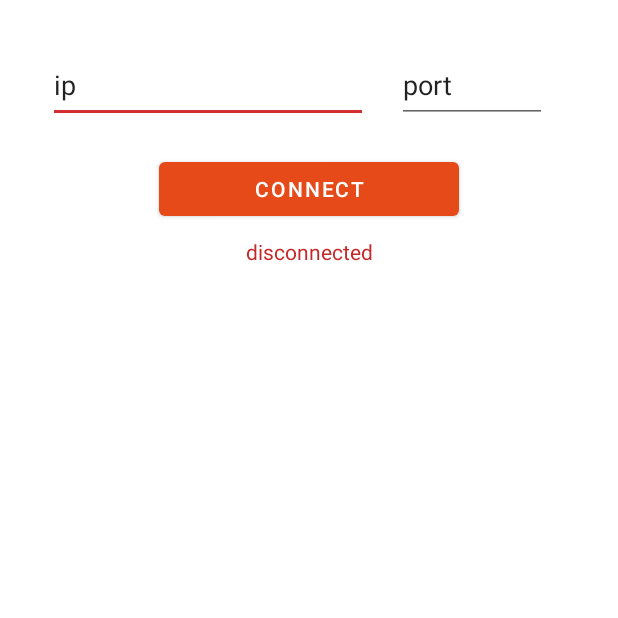
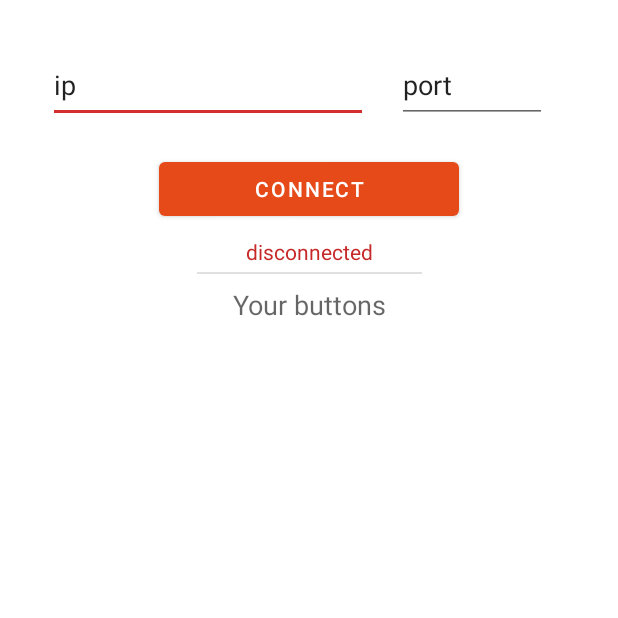
Before and after one commit to Stefifox/WifiKeyboard-Android, an Android app: the screen it shows after launch (MainActivity), on a phone screen of 412 x 824 dp, the top half of it. Run offline under Robolectric (Android 15) with nearby library versions, the light colour scheme and no system bars; our stand-ins replace Volley.

Commit message:
Adding documentation

```diff
--- a/app/src/main/java/dev/stefifox/discordkeyboard/MainActivity.java
+++ b/app/src/main/java/dev/stefifox/discordkeyboard/MainActivity.java
@@ -2,6 +2,7 @@ package dev.stefifox.discordkeyboard;
 
 import androidx.appcompat.app.AppCompatActivity;
 
+import android.app.ActionBar;
 import android.os.Bundle;
 import android.view.View;
 import android.widget.Button;
@@ -43,7 +44,6 @@ public class MainActivity extends AppCompatActivity {
             @Override
             public void onClick(View v) {
                 url = "http://" + ip.getText() + ":" + port.getText();
-                Toast.makeText(MainActivity.this, url, Toast.LENGTH_SHORT).show();
                 JsonObjectRequest request = new JsonObjectRequest(Request.Method.GET, url + "/connect", null, new Response.Listener<JSONObject>() {
                     @Override
                     public void onResponse(JSONObject response) {
@@ -51,25 +51,26 @@ public class MainActivity extends AppCompatActivity {
                             JSONObject obj = new JSONObject(response.toString());
                             JSONArray buttons = new JSONArray(obj.getJSONObject("configs").getJSONArray("buttons").toString());
                             System.out.println(buttons.toString());
-                            Toast.makeText(MainActivity.this, obj.toString(), Toast.LENGTH_SHORT).show();
+                            Toast.makeText(MainActivity.this, "Connected", Toast.LENGTH_SHORT).show();
                             statusC = true;
                             status.setText("connected");
                             status.setTextColor(getColor(R.color.connected));
+                            buttonList.removeAllViews(); //Clear all views
                             for(int i = 0; i < buttons.length(); i++){
                                 JSONObject temp = buttons.getJSONObject(i);
-                                Button btn = new Button(MainActivity.this);
-                                btn.setText(temp.getString("name"));
+                                Button btn = new Button(MainActivity.this); //Making a button
+                                btn.setText(temp.getString("name")); //Setting Text of button
                                 btn.setOnClickListener(new View.OnClickListener() {
                                     @Override
                                     public void onClick(View v) {
                                         try {
-                                            request(String.valueOf(temp.getInt("id")));
+                                            request(String.valueOf(temp.getInt("id"))); //Adding the request
                                         } catch (JSONException e) {
                                             e.printStackTrace();
                                         }
                                     }
                                 });
-                                buttonList.addView(btn);
+                                buttonList.addView(btn); //Add button on view
                             }
                         } catch (JSONException e) {
                             e.printStackTrace();
--- a/app/src/main/res/layout/activity_main.xml
+++ b/app/src/main/res/layout/activity_main.xml
@@ -52,15 +52,43 @@
         app:layout_constraintStart_toStartOf="parent"
         app:layout_constraintTop_toBottomOf="@+id/connectbutton" />
 
-    <LinearLayout
-        android:id="@+id/buttonlist"
-        android:layout_width="match_parent"
+    <View
+        android:id="@+id/divider"
+        android:layout_width="150dp"
+        android:layout_height="1dp"
+        android:layout_marginTop="4dp"
+        android:background="?android:attr/listDivider"
+        app:layout_constraintEnd_toEndOf="parent"
+        app:layout_constraintStart_toStartOf="parent"
+        app:layout_constraintTop_toBottomOf="@+id/status" />
+
+    <TextView
+        android:id="@+id/textView"
+        android:layout_width="wrap_content"
+        android:layout_height="wrap_content"
+        android:layout_marginTop="8dp"
+        android:text="@string/yourbuttons"
+        android:textAppearance="@style/TextAppearance.AppCompat.Medium"
+        app:layout_constraintEnd_toEndOf="parent"
+        app:layout_constraintStart_toStartOf="parent"
+        app:layout_constraintTop_toBottomOf="@+id/divider" />
+
+    <ScrollView
+        android:layout_width="0dp"
         android:layout_height="0dp"
-        android:layout_marginTop="8dp"
-        android:orientation="vertical"
+        android:layout_marginTop="4dp"
+        android:scrollbars="none"
         app:layout_constraintBottom_toBottomOf="parent"
         app:layout_constraintEnd_toEndOf="parent"
         app:layout_constraintStart_toStartOf="parent"
-        app:layout_constraintTop_toBottomOf="@+id/status"></LinearLayout>
+        app:layout_constraintTop_toBottomOf="@+id/textView">
+
+        <LinearLayout
+            android:id="@+id/buttonlist"
+            android:layout_width="match_parent"
+            android:layout_height="match_parent"
+            android:gravity="center"
+            android:orientation="vertical" />
+    </ScrollView>
 
 </androidx.constraintlayout.widget.ConstraintLayout>
--- a/app/src/main/res/values/strings.xml
+++ b/app/src/main/res/values/strings.xml
@@ -1,4 +1,5 @@
 <resources>
     <string name="app_name">DiscordKeyboard</string>
     <string name="connectbtn">Connect</string>
+    <string name="yourbuttons">Your buttons</string>
 </resources>
```
